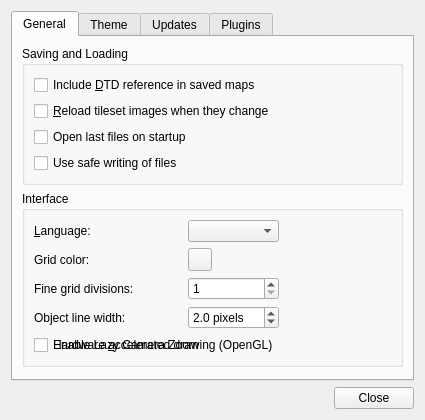
This is src/tiled/preferencesdialog.ui in MentisRex/tiled as Qt 5 draws it before an edit. The edited form follows.
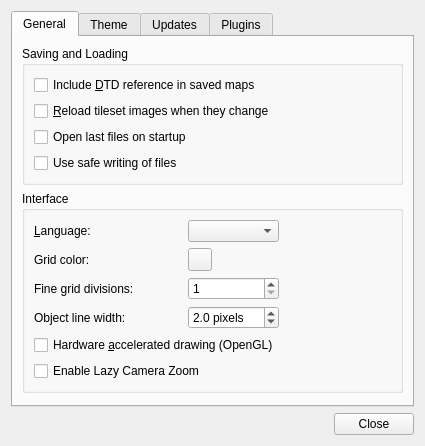
This is the edited form. Custom widgets are drawn as their Qt base class.

Commit message: added LazyCam checkbox

Patch:
```diff
--- a/src/tiled/preferencesdialog.ui
+++ b/src/tiled/preferencesdialog.ui
@@ -83,7 +83,7 @@
             </property>
            </widget>
           </item>
-          <item row="5" column="0" colspan="4">
+          <item row="6" column="0" colspan="4">
            <widget class="QCheckBox" name="enableLazyCam">
             <property name="text">
              <string>Enable Lazy Camera Zoom</string>
```
Left out of the diff: 4 changed lines with no effect on the pictures. The commit also changes 3 other files.
